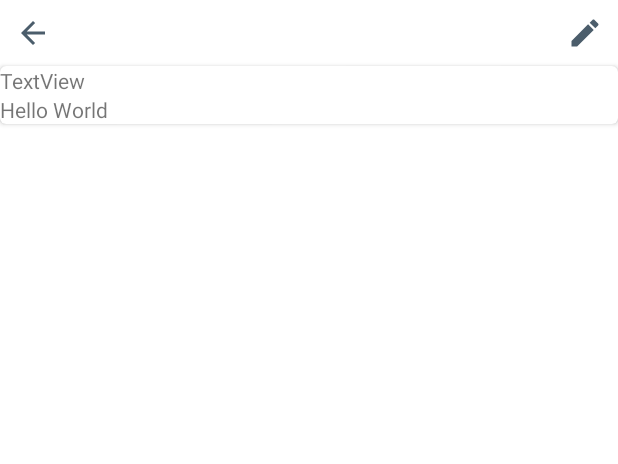
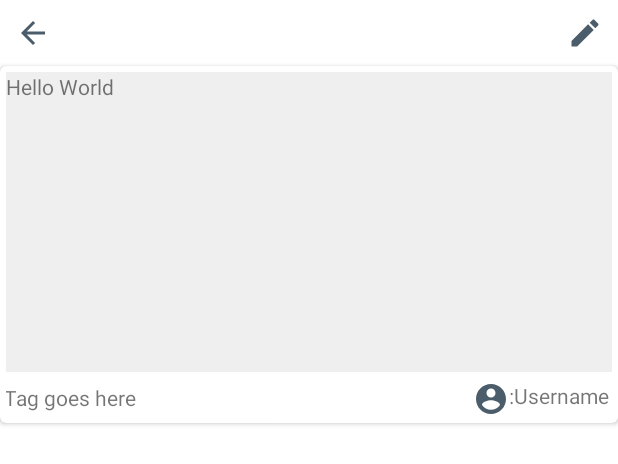
Before and after one commit to RaccoonFrens/LFGG, an Android app: the layout fragment_post.xml on its own in the app's theme, with its tools: preview values and no code run, on a phone screen of 412 x 824 dp. Shown: the top 464 px of the screen. Run offline under Robolectric (Android 15) with nearby library versions, the phone set to English and light mode, and no system bars.

Commit message:
update activity main

```diff
--- a/frontend/LFG/app/src/main/java/com/example/lfg/fragments/PostFragment.java
+++ b/frontend/LFG/app/src/main/java/com/example/lfg/fragments/PostFragment.java
@@ -34,6 +34,7 @@ public class PostFragment extends Fragment {
     User user;
     private TextView tvBody;
     private TextView tvUsername;
+    private TextView tvTag;
     private ImageView ivEdit;
     private ImageView ivBack;
     FragmentManager fragmentManager;
@@ -64,6 +65,7 @@ public class PostFragment extends Fragment {
         super.onViewCreated(view, savedInstanceState);
         tvBody = view.findViewById(R.id.tvBody);
         tvUsername = view.findViewById(R.id.tvUsername);
+        tvTag = view.findViewById(R.id.tvTag);
         ivEdit = view.findViewById(R.id.ivEdit);
         ivBack = view.findViewById(R.id.ivBack);
         String userid = post.getAuthor().getId();
@@ -77,6 +79,8 @@ public class PostFragment extends Fragment {
 
         tvBody.setText(post.getBody());
         tvUsername.setText(post.getAuthor().getUsername());
+        tvTag.setText(post.getGame());
+        //tvTag.setText(post.getTag());
 
 
         ivEdit.setOnClickListener(new View.OnClickListener() {
--- a/frontend/LFG/app/src/main/res/layout/activity_main.xml
+++ b/frontend/LFG/app/src/main/res/layout/activity_main.xml
@@ -4,14 +4,16 @@
     xmlns:tools="http://schemas.android.com/tools"
     android:layout_width="match_parent"
     android:layout_height="match_parent"
-    android:layout_margin="10dp"
+    android:layout_margin="0dp"
+    android:background="#ccc"
     tools:context=".MainActivity">
 
     <FrameLayout
         android:id="@+id/flContainer"
         android:layout_width="match_parent"
         android:layout_height="match_parent"
-        android:layout_above="@id/bottomNavigationView">
+        android:layout_above="@id/bottomNavigationView"
+        android:background="#ccc">
 
     </FrameLayout>
 
--- a/frontend/LFG/app/src/main/res/layout/fragment_home.xml
+++ b/frontend/LFG/app/src/main/res/layout/fragment_home.xml
@@ -11,6 +11,7 @@
         android:layout_width="match_parent"
         android:layout_height="match_parent"
         android:layout_alignParentStart="true"
-        android:layout_alignParentTop="true" />
+        android:layout_alignParentTop="true"
+        android:background="#ccc" />
 
 </RelativeLayout>
--- a/frontend/LFG/app/src/main/res/layout/fragment_post.xml
+++ b/frontend/LFG/app/src/main/res/layout/fragment_post.xml
@@ -10,7 +10,11 @@
         android:id="@+id/editContainer"
         android:layout_width="wrap_content"
         android:layout_height="wrap_content"
-        android:layout_margin="10dp">
+        android:layout_marginStart="10dp"
+        android:layout_marginTop="10dp"
+        android:layout_marginEnd="10dp"
+        android:layout_marginBottom="10dp">
+
         <ImageView
             android:id="@+id/ivBack"
             android:layout_width="wrap_content"
@@ -35,24 +39,46 @@
         android:layout_height="wrap_content"
         android:layout_below="@id/editContainer"
         android:layout_gravity="center"
+        card_view:cardBackgroundColor="#FFFFFF"
         card_view:cardCornerRadius="4dp">
 
         <RelativeLayout
             android:layout_width="wrap_content"
-            android:layout_height="wrap_content">
+            android:layout_height="wrap_content"
+            android:padding="4dp">
+
+            <TextView
+                android:id="@+id/tvBody"
+                android:layout_width="match_parent"
+                android:layout_height="wrap_content"
+                android:layout_alignParentEnd="true"
+                android:layout_marginEnd="0dp"
+                android:background="#EFEFEF"
+                android:minHeight="200dp"
+                tools:text="Hello World" />
 
             <TextView
                 android:id="@+id/tvUsername"
                 android:layout_width="wrap_content"
                 android:layout_height="wrap_content"
-                android:text="TextView" />
+                android:layout_below="@+id/tvBody"
+                android:layout_alignParentEnd="true"
+                android:layout_marginTop="6dp"
+                android:layout_marginEnd="2dp"
+                android:layout_marginBottom="0dp"
+                android:drawableStart="@drawable/ic_baseline_account_circle_24"
+                android:text=":Username" />
 
             <TextView
-                android:id="@+id/tvBody"
-                android:layout_width="match_parent"
+                android:id="@+id/tvTag"
+                android:layout_width="wrap_content"
                 android:layout_height="wrap_content"
-                android:layout_below="@id/tvUsername"
-                tools:text="Hello World" />
+                android:layout_below="@+id/tvBody"
+                android:layout_alignParentStart="true"
+                android:layout_marginStart="-1dp"
+                android:layout_marginTop="7dp"
+                android:text="Tag goes here" />
+
         </RelativeLayout>
 
     </androidx.cardview.widget.CardView>
```
